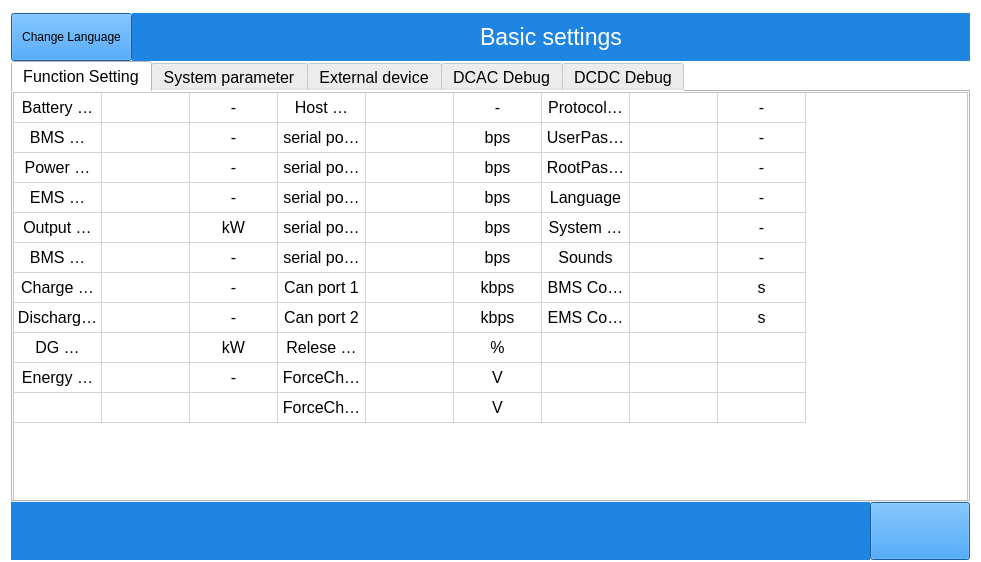
Qt form mywidget.ui (megarevolpr/MWin) before a commit.
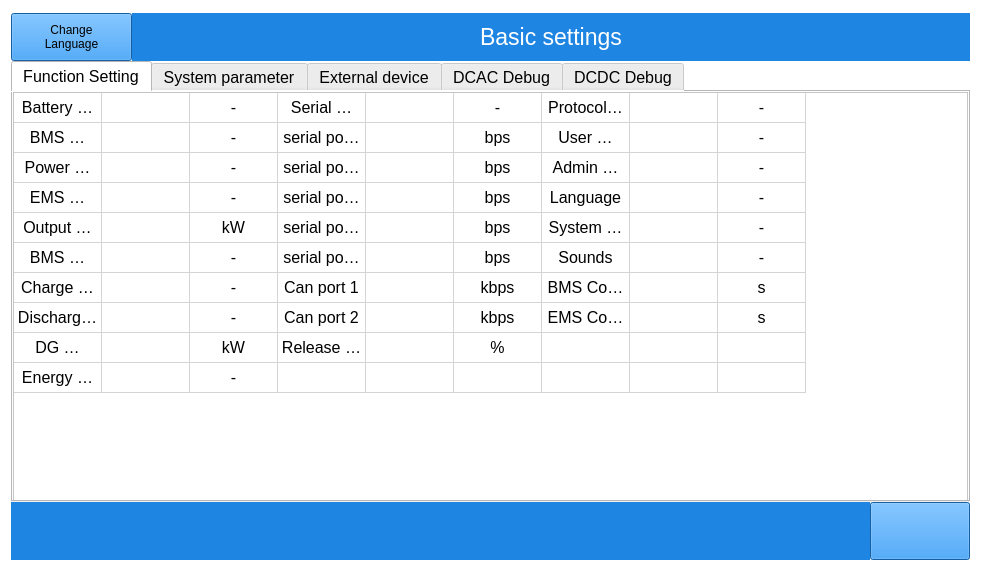
The same form after that commit. The open tabs and pages were chosen to show the change. Icons and pictures are not drawn.

Diff of the .ui file:
```diff
--- a/mywidget.ui
+++ b/mywidget.ui
@@ -102,7 +102,8 @@
 </string>
             </property>
             <property name="text">
-             <string>Change Language</string>
+             <string>Change
+Language</string>
             </property>
            </widget>
           </item>
@@ -204,7 +205,7 @@
                <cursorShape>ArrowCursor</cursorShape>
               </property>
               <property name="rowCount">
-               <number>11</number>
+               <number>10</number>
               </property>
               <property name="columnCount">
                <number>9</number>
@@ -228,7 +229,6 @@
               <row/>
               <row/>
               <row/>
-              <row/>
               <column/>
               <column/>
               <column/>
@@ -256,7 +256,7 @@
               </item>
               <item row="0" column="3">
                <property name="text">
-                <string>Host Address</string>
+                <string>Serial Communication Address</string>
                </property>
                <property name="textAlignment">
                 <set>AlignCenter</set>
@@ -304,7 +304,7 @@
               </item>
               <item row="1" column="3">
                <property name="text">
-                <string>serial port 1</string>
+                <string>serial port 2</string>
                </property>
                <property name="textAlignment">
                 <set>AlignCenter</set>
@@ -320,7 +320,7 @@
               </item>
               <item row="1" column="6">
                <property name="text">
-                <string>UserPassPort</string>
+                <string>User password</string>
                </property>
                <property name="textAlignment">
                 <set>AlignCenter</set>
@@ -352,7 +352,7 @@
               </item>
               <item row="2" column="3">
                <property name="text">
-                <string>serial port 2</string>
+                <string>serial port 3</string>
                </property>
                <property name="textAlignment">
                 <set>AlignCenter</set>
@@ -368,7 +368,7 @@
               </item>
               <item row="2" column="6">
                <property name="text">
-                <string>RootPassport</string>
+                <string>Admin password</string>
                </property>
                <property name="textAlignment">
                 <set>AlignCenter</set>
@@ -405,7 +405,7 @@
               </item>
               <item row="3" column="3">
                <property name="text">
-                <string>serial port 3</string>
+                <string>serial port 4</string>
                </property>
                <property name="textAlignment">
                 <set>AlignCenter</set>
@@ -458,7 +458,7 @@
               </item>
               <item row="4" column="3">
                <property name="text">
-                <string>serial port 4</string>
+                <string>serial port 5</string>
                </property>
                <property name="textAlignment">
                 <set>AlignCenter</set>
@@ -511,7 +511,7 @@
               </item>
               <item row="5" column="3">
                <property name="text">
-                <string>serial port 5</string>
+                <string>serial port 6</string>
                </property>
                <property name="textAlignment">
                 <set>AlignCenter</set>
@@ -670,7 +670,7 @@
               </item>
               <item row="8" column="3">
                <property name="text">
-                <string>Relese Charge mark</string>
+                <string>Release Prohibited Charging Flag</string>
                </property>
                <property name="textAlignment">
                 <set>AlignCenter</set>
@@ -718,7 +718,7 @@
               </item>
               <item row="9" column="3">
                <property name="text">
-                <string>ForceCharge start</string>
+                <string/>
                </property>
                <property name="textAlignment">
                 <set>AlignCenter</set>
@@ -726,7 +726,7 @@
               </item>
               <item row="9" column="5">
                <property name="text">
-                <string>V</string>
+                <string/>
                </property>
                <property name="textAlignment">
                 <set>AlignCenter</set>
@@ -748,54 +748,6 @@
                 <set>AlignCenter</set>
                </property>
               </item>
-              <item row="10" column="0">
-               <property name="text">
-                <string/>
-               </property>
-               <property name="textAlignment">
-                <set>AlignCenter</set>
-               </property>
-              </item>
-              <item row="10" column="2">
-               <property name="text">
-                <string/>
-               </property>
-               <property name="textAlignment">
-                <set>AlignCenter</set>
-               </property>
-              </item>
-              <item row="10" column="3">
-               <property name="text">
-                <string>ForceCharge top</string>
-               </property>
-               <property name="textAlignment">
-                <set>AlignCenter</set>
-               </property>
-              </item>
-              <item row="10" column="5">
-               <property name="text">
-                <string>V</string>
-               </property>
-               <property name="textAlignment">
-                <set>AlignCenter</set>
-               </property>
-              </item>
-              <item row="10" column="6">
-               <property name="text">
-                <string/>
-               </property>
-               <property name="textAlignment">
-                <set>AlignCenter</set>
-               </property>
-              </item>
-              <item row="10" column="8">
-               <property name="text">
-                <string/>
-               </property>
-               <property name="textAlignment">
-                <set>AlignCenter</set>
-               </property>
-              </item>
              </widget>
             </item>
            </layout>
```
Left out of the diff: 17 changed lines with no effect on the pictures.
